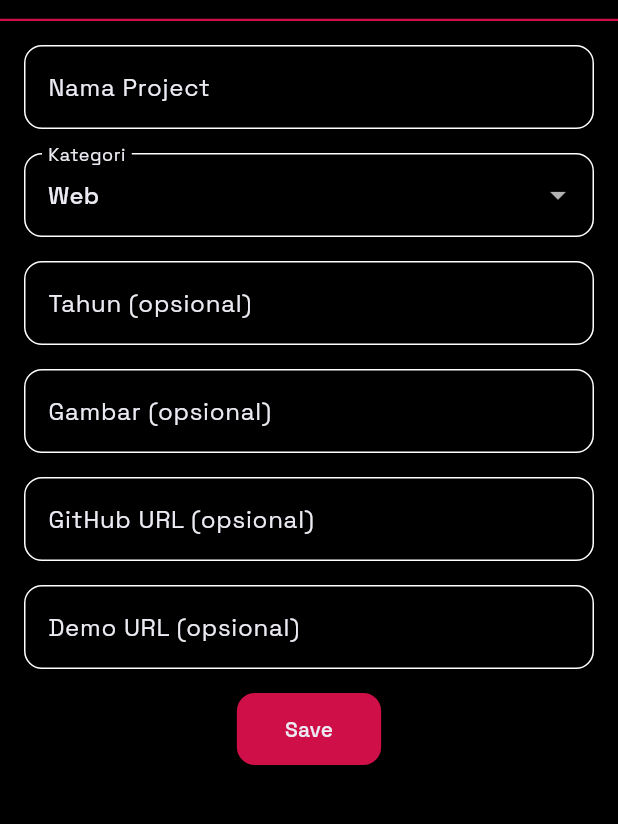
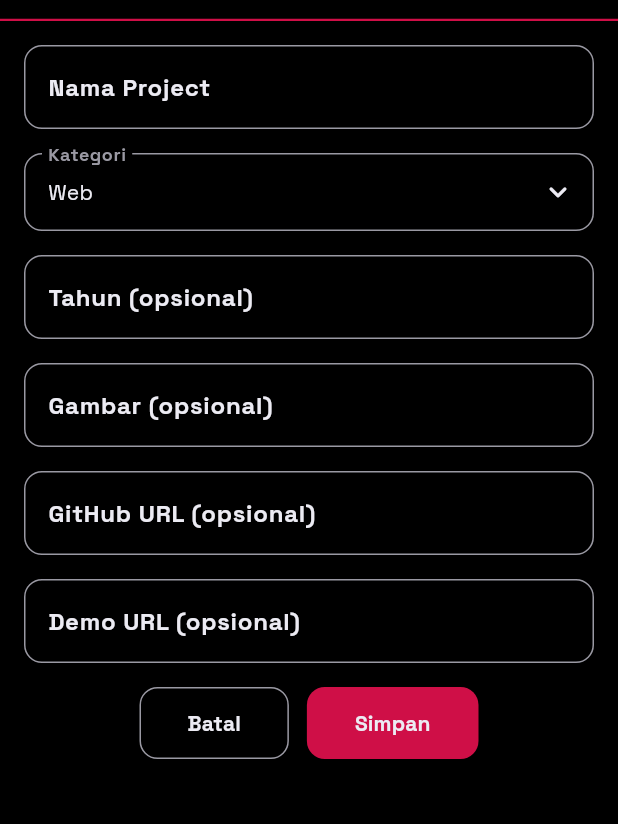
Before and after one commit to JihanN-arch/myportofolio-mobile-pbp, a Flutter app: the ProjectFormPage screen opened directly, on a phone screen of 412 x 824 dp, the part 63-887 px from its top. Run offline on Flutter 3.47's test engine with Material 3 defaults, Android fonts, the phone set to English and light mode, and no system bars; our stand-ins replace material_ui; project files that could hold a hidden picture were left out.

Commit message:
refactor(project): nerapin shared form style dn dialog untuk form projject

```diff
--- a/lib/screens/project_form.dart
+++ b/lib/screens/project_form.dart
@@ -1,7 +1,9 @@
-import 'package:flutter/material.dart';
+import 'package:material_ui/material_ui.dart';
 import 'package:flutter/services.dart';
 import 'package:myportofolio_mobile/app_colors.dart';
 import 'package:myportofolio_mobile/app_text_styles.dart';
+import 'package:myportofolio_mobile/widgets/form_decoration.dart';
+import 'package:myportofolio_mobile/widgets/form_dialogs.dart';
 import 'package:myportofolio_mobile/widgets/left_drawer.dart';
 
 /// Halaman form untuk menambahkan project baru.
@@ -33,17 +35,7 @@ class _ProjectFormPageState extends State<ProjectFormPage> {
 
   /// Dekorasi input yang sama untuk semua field, agar tidak ditulis berulang.
   InputDecoration _inputDecoration(String label, {String? hint}) {
-    return InputDecoration(
-      labelText: label,
-      hintText: hint,
-      border: const OutlineInputBorder(
-        borderRadius: BorderRadius.all(Radius.circular(12)),
-      ),
-      focusedBorder: const OutlineInputBorder(
-        borderRadius: BorderRadius.all(Radius.circular(12)),
-        borderSide: BorderSide(color: AppColors.red, width: 1.5),
-      ),
-    );
+    return appInputDecoration(label, accent: AppColors.red, hint: hint);
   }
 
   /// Cek apakah teks adalah URL http(s) yang valid.
@@ -78,8 +70,47 @@ class _ProjectFormPageState extends State<ProjectFormPage> {
 
   String _orDash(String value) => value.isEmpty ? "-" : value;
 
+  bool get _isDirty =>
+      _title.isNotEmpty ||
+      _image.isNotEmpty ||
+      _githubUrl.isNotEmpty ||
+      _demoUrl.isNotEmpty ||
+      _year != null ||
+      _category != _defaultCategory;
+
+  void _showSummaryDialog() {
+    showSummaryDialog(
+      context,
+      title: 'Project berhasil ditambahkan!',
+      accent: AppColors.red,
+      items: [
+        SummaryItem(Icons.folder_outlined, 'Nama Project', _title),
+        SummaryItem(
+          Icons.category_outlined,
+          'Kategori',
+          _categories[_category] ?? _category,
+        ),
+        SummaryItem(Icons.calendar_today_outlined, 'Tahun', '${_year ?? "-"}'),
+        SummaryItem(Icons.image_outlined, 'Gambar', _orDash(_image)),
+        SummaryItem(Icons.code_rounded, 'GitHub', _orDash(_githubUrl)),
+        SummaryItem(Icons.open_in_new_rounded, 'Demo', _orDash(_demoUrl)),
+      ],
+      onClose: _resetForm,
+    );
+  }
+
   @override
   Widget build(BuildContext context) {
+    return PopScope(
+      canPop: !_isDirty,
+      onPopInvokedWithResult: (didPop, result) {
+        if (!didPop) confirmLeaveForm(context);
+      },
+      child: _buildPage(context),
+    );
+  }
+
+  Widget _buildPage(BuildContext context) {
     final currentYear = DateTime.now().year;
 
     return Scaffold(
@@ -93,7 +124,7 @@ class _ProjectFormPageState extends State<ProjectFormPage> {
           bottom: BorderSide(color: AppColors.red, width: 1.5),
         ),
       ),
-      drawer: const LeftDrawer(),
+      drawer: const LeftDrawer(current: DrawerDestination.addProject),
       body: Form(
         key: _formKey,
         child: SingleChildScrollView(
@@ -129,21 +160,14 @@ class _ProjectFormPageState extends State<ProjectFormPage> {
               // === Kategori ===
               Padding(
                 padding: const EdgeInsets.all(8.0),
-                child: DropdownButtonFormField<String>(
-                  decoration: _inputDecoration("Kategori"),
-                  dropdownColor: AppColors.carbonBlack,
-                  initialValue: _category,
-                  items: _categories.entries
-                      .map(
-                        (entry) => DropdownMenuItem(
-                          value: entry.key,
-                          child: Text(entry.value),
-                        ),
-                      )
-                      .toList(),
-                  onChanged: (String? newValue) {
+                child: AppSelectField(
+                  label: "Kategori",
+                  accent: AppColors.red,
+                  options: _categories,
+                  value: _category,
+                  onChanged: (String newValue) {
                     setState(() {
-                      _category = newValue!;
+                      _category = newValue;
                     });
                   },
                 ),
@@ -237,12 +261,32 @@ class _ProjectFormPageState extends State<ProjectFormPage> {
                 ),
               ),
 
-              // === Tombol Simpan ===
-              Align(
-                alignment: Alignment.bottomCenter,
-                child: Padding(
+              // === Tombol Batal dan Simpan ===
+              Padding(
                 padding: const EdgeInsets.all(8.0),
-                  child: ElevatedButton(
+                child: Row(
+                  mainAxisAlignment: MainAxisAlignment.center,
+                  children: [
+                    OutlinedButton(
+                      style: OutlinedButton.styleFrom(
+                        foregroundColor: AppColors.white,
+                        side: const BorderSide(color: AppColors.muted),
+                        padding: const EdgeInsets.symmetric(
+                          horizontal: 32,
+                          vertical: 14,
+                        ),
+                        shape: const RoundedRectangleBorder(
+                          borderRadius: BorderRadius.all(Radius.circular(12)),
+                        ),
+                      ),
+                      onPressed: () => cancelForm(context, isDirty: _isDirty),
+                      child: const Text(
+                        "Batal",
+                        style: TextStyle(fontWeight: FontWeight.bold),
+                      ),
+                    ),
+                    const SizedBox(width: 12),
+                    ElevatedButton(
                       style: ElevatedButton.styleFrom(
                         backgroundColor: AppColors.red,
                         foregroundColor: AppColors.white,
@@ -256,42 +300,15 @@ class _ProjectFormPageState extends State<ProjectFormPage> {
                       ),
                       onPressed: () {
                         if (_formKey.currentState!.validate()) {
-                        showDialog(
-                          context: context,
-                          builder: (context) {
-                            return AlertDialog(
-                              title: const Text(
-                                'Project berhasil ditambahkan!',
-                              ),
-                              content: SingleChildScrollView(
-                                child: Column(
-                                  crossAxisAlignment: CrossAxisAlignment.start,
-                                  children: [
-                                    Text('Nama Project: $_title'),
-                                    Text('Kategori: ${_categories[_category]}'),
-                                    Text('Tahun: ${_year ?? "-"}'),
-                                    Text('Gambar: ${_orDash(_image)}'),
-                                    Text('GitHub: ${_orDash(_githubUrl)}'),
-                                    Text('Demo: ${_orDash(_demoUrl)}'),
-                                  ],
+                          _showSummaryDialog();
+                        }
+                      },
+                      child: const Text(
+                        "Simpan",
+                        style: TextStyle(fontWeight: FontWeight.bold),
                       ),
                     ),
-                              actions: [
-                                TextButton(
-                                  child: const Text('OK'),
-                                  onPressed: () {
-                                    Navigator.pop(context);
-                                    _resetForm();
-                                  },
-                                ),
                   ],
-                            );
-                          },
-                        );
-                      }
-                    },
-                    child: const Text("Save"),
-                  ),
                 ),
               ),
             ],
```
Lines whose indentation alone changed are shown as unchanged.
